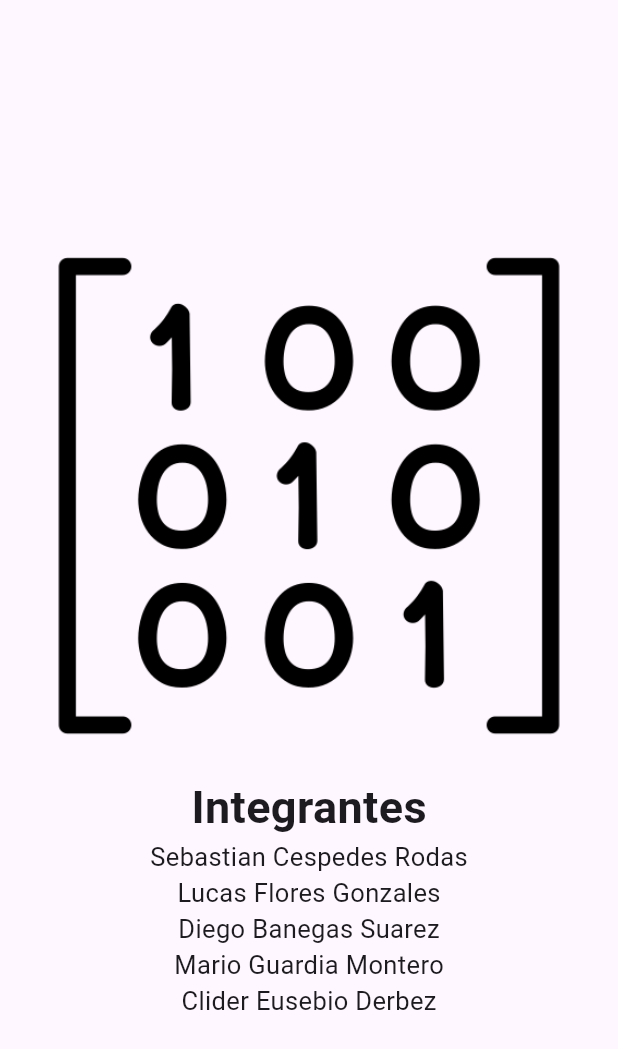
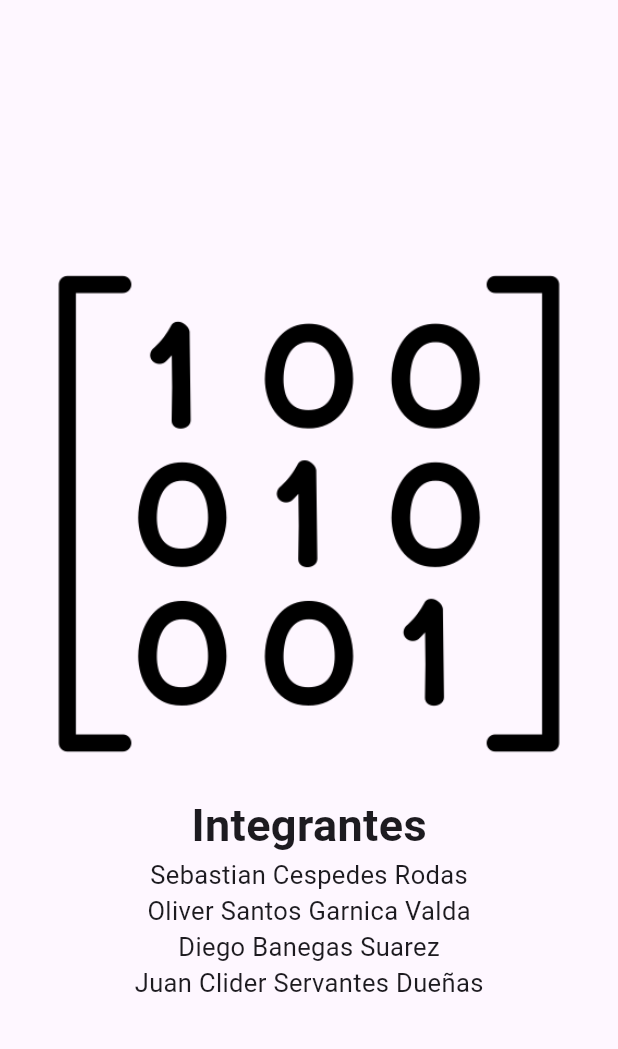
Before and after one commit to sebanovo/thomas-algorithm, a Flutter app: what membersTab() shows on an empty page, opened directly, on a phone screen of 412 x 824 dp. Shown: the top 1049 px of the screen. Run offline on Flutter 3.47's test engine with Material 3 defaults, Android fonts, the phone set to English and light mode, and no system bars.

Commit message:
update members

```diff
--- a/lib/screens/home.dart
+++ b/lib/screens/home.dart
@@ -10,7 +10,7 @@ class Home extends StatefulWidget {
 }
 
 class _HomeState extends State<Home> {
-  final List<int> items = List.generate(10, (index) => index + 3);
+  final List<int> items = List.generate(8, (index) => index + 3);
   String? selectedItem;
   late int numberOfFields;
   List<TextEditingController> cnControllers = [];
--- a/lib/tab/members.dart
+++ b/lib/tab/members.dart
@@ -21,7 +21,7 @@ Widget membersTab() {
           style: TextStyle(fontSize: fontSizeText),
         ),
         Text(
-          'Lucas Flores Gonzales',
+          'Oliver Santos Garnica Valda',
           style: TextStyle(fontSize: fontSizeText),
         ),
         Text(
@@ -29,11 +29,7 @@ Widget membersTab() {
           style: TextStyle(fontSize: fontSizeText),
         ),
         Text(
-          'Mario Guardia Montero',
-          style: TextStyle(fontSize: fontSizeText),
-        ),
-        Text(
-          'Clider Eusebio Derbez',
+          'Juan Clider Servantes Dueñas',
           style: TextStyle(fontSize: fontSizeText),
         ),
       ],
```
